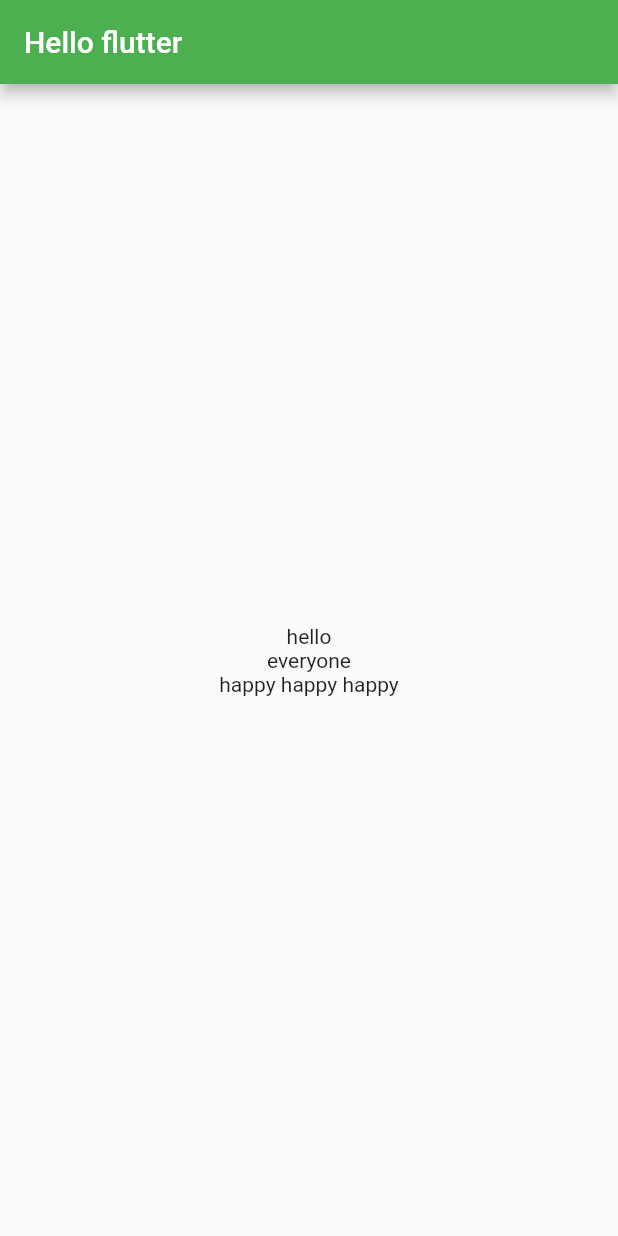
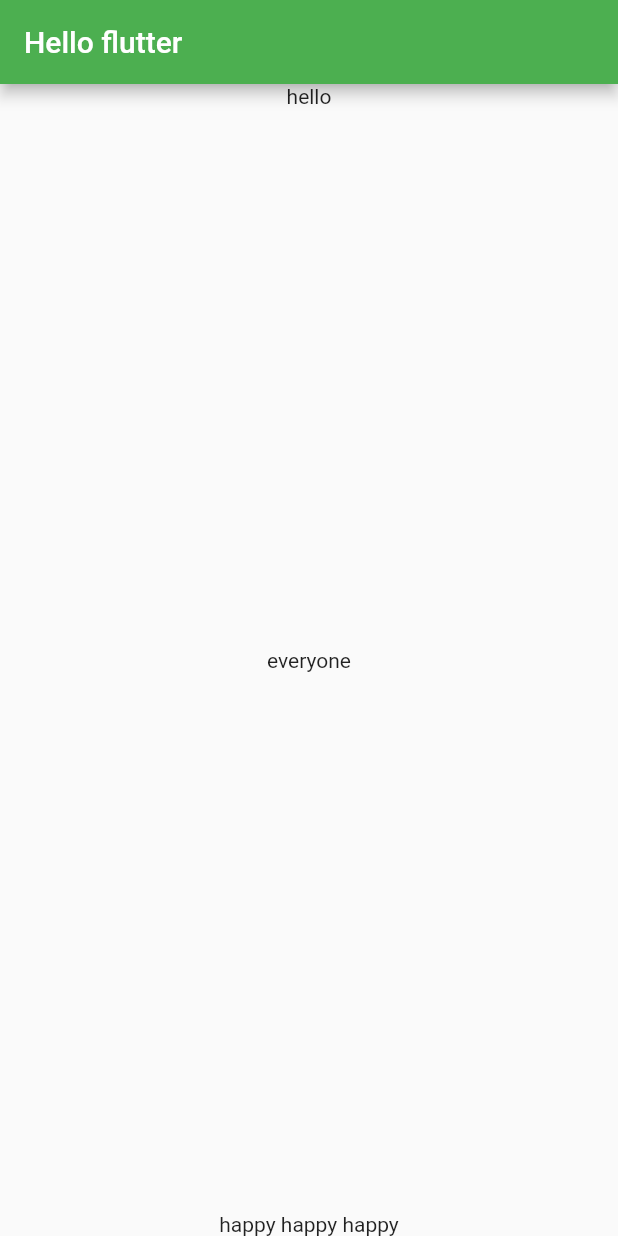
Before and after one commit to napassorn29/basic_flutter, a Flutter app: the screen it shows after launch, on a phone screen of 412 x 824 dp. Run offline on Flutter 3.47's test engine with Material 2 defaults, Android fonts, the phone set to English and light mode, and no system bars.

Commit message:
equal distance between word

```diff
--- a/basic_flutter/basic_flutter/lib/main.dart
+++ b/basic_flutter/basic_flutter/lib/main.dart
@@ -24,11 +24,13 @@ class MyApp extends StatelessWidget {
         ),
         body: Center(
           // child รับได้แค่ widget ตัวเดียว
-          child: Column(mainAxisAlignment: MainAxisAlignment.center, children: [
-            Text("hello"),
-            Text("everyone"),
-            Text("happy happy happy")
-          ]),
+          child: Column(
+              mainAxisAlignment: MainAxisAlignment.spaceBetween,
+              children: [
+                Text("hello"),
+                Text("everyone"),
+                Text("happy happy happy")
+              ]),
         ),
       ),
       theme: ThemeData(
```
